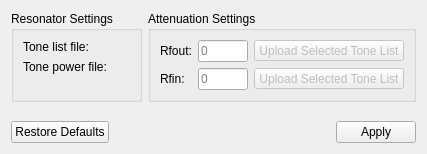
Qt form ui_resources/channel_settings.ui (Tyronitar/rfsoc-interface) before a commit.
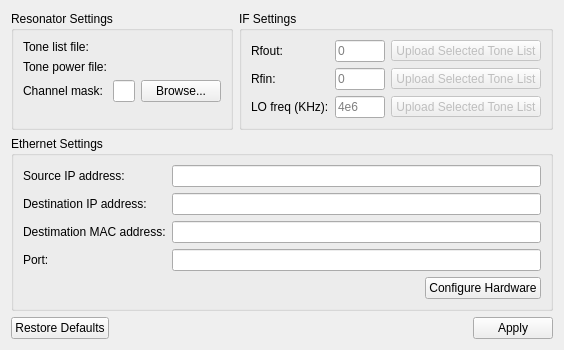
The same form after that commit. Icons and pictures are not drawn. Custom widgets are drawn as their Qt base class.

Commit message: Edit GUI for Dual Channel

```diff
--- a/ui_resources/channel_settings.ui
+++ b/ui_resources/channel_settings.ui
@@ -6,8 +6,8 @@
    <rect>
     <x>0</x>
     <y>0</y>
-    <width>407</width>
-    <height>154</height>
+    <width>530</width>
+    <height>346</height>
    </rect>
   </property>
   <property name="sizePolicy">
@@ -20,7 +20,7 @@
    <string>Form</string>
   </property>
   <layout class="QGridLayout" name="gridLayout">
-   <item row="4" column="0" colspan="2" alignment="Qt::AlignmentFlag::AlignBottom">
+   <item row="6" column="0" colspan="2" alignment="Qt::AlignmentFlag::AlignBottom">
     <widget class="QDialogButtonBox" name="buttonBox">
      <property name="standardButtons">
       <set>QDialogButtonBox::StandardButton::Apply|QDialogButtonBox::StandardButton::RestoreDefaults</set>
@@ -30,14 +30,66 @@
      </property>
     </widget>
    </item>
-   <item row="3" column="0" colspan="2" alignment="Qt::AlignmentFlag::AlignTop">
-    <widget class="Section" name="advanced_section" native="true">
-     <property name="sizePolicy">
-      <sizepolicy hsizetype="Preferred" vsizetype="Minimum">
-       <horstretch>0</horstretch>
-       <verstretch>0</verstretch>
-      </sizepolicy>
+   <item row="5" column="0" colspan="2">
+    <widget class="QGroupBox" name="ethernet_GroupBox">
+     <property name="title">
+      <string>Ethernet Settings</string>
      </property>
+     <layout class="QGridLayout" name="gridLayout_2">
+      <item row="0" column="0">
+       <widget class="QLabel" name="eth_source_label">
+        <property name="text">
+         <string>Source IP address:</string>
+        </property>
+       </widget>
+      </item>
+      <item row="0" column="1">
+       <widget class="QLineEdit" name="eth_source_lineEdit"/>
+      </item>
+      <item row="1" column="0">
+       <widget class="QLabel" name="eth_dest_label">
+        <property name="text">
+         <string>Destination IP address:</string>
+        </property>
+       </widget>
+      </item>
+      <item row="1" column="1">
+       <widget class="QLineEdit" name="eth_dest_lineEdit"/>
+      </item>
+      <item row="2" column="0">
+       <widget class="QLabel" name="eth_mac_label">
+        <property name="text">
+         <string>Destimation MAC address:</string>
+        </property>
+       </widget>
+      </item>
+      <item row="2" column="1">
+       <widget class="QLineEdit" name="eth_mac_lineEdit"/>
+      </item>
+      <item row="3" column="0">
+       <widget class="QLabel" name="eth_port_label">
+        <property name="text">
+         <string>Port:</string>
+        </property>
+       </widget>
+      </item>
+      <item row="3" column="1">
+       <widget class="QLineEdit" name="eth_port_lineEdit"/>
+      </item>
+      <item row="4" column="1" alignment="Qt::AlignmentFlag::AlignRight">
+       <widget class="QPushButton" name="eth_pushButton">
+        <property name="sizePolicy">
+         <sizepolicy hsizetype="Fixed" vsizetype="Fixed">
+          <horstretch>0</horstretch>
+          <verstretch>0</verstretch>
+         </sizepolicy>
+        </property>
+        <property name="text">
+         <string>Configure Hardware</string>
+        </property>
+       </widget>
+      </item>
+     </layout>
     </widget>
    </item>
    <item row="1" column="1">
@@ -49,7 +101,7 @@
       </sizepolicy>
      </property>
      <property name="title">
-      <string>Attenuation Settings</string>
+      <string>IF Settings</string>
      </property>
      <layout class="QFormLayout" name="formLayout_4">
       <item row="0" column="0">
@@ -179,6 +231,68 @@
         </item>
        </layout>
       </item>
+      <item row="2" column="0">
+       <widget class="QLabel" name="lo_freq_label">
+        <property name="sizePolicy">
+         <sizepolicy hsizetype="Minimum" vsizetype="Preferred">
+          <horstretch>0</horstretch>
+          <verstretch>0</verstretch>
+         </sizepolicy>
+        </property>
+        <property name="text">
+         <string>LO freq (KHz):</string>
+        </property>
+       </widget>
+      </item>
+      <item row="2" column="1">
+       <layout class="QHBoxLayout" name="horizontalLayout_4">
+        <item>
+         <widget class="ClickableLineEdit" name="lo_freq_lineEdit">
+          <property name="sizePolicy">
+           <sizepolicy hsizetype="Fixed" vsizetype="Fixed">
+            <horstretch>0</horstretch>
+            <verstretch>0</verstretch>
+           </sizepolicy>
+          </property>
+          <property name="maximumSize">
+           <size>
+            <width>50</width>
+            <height>16777215</height>
+           </size>
+          </property>
+          <property name="placeholderText">
+           <string>4e6</string>
+          </property>
+         </widget>
+        </item>
+        <item>
+         <widget class="QToolButton" name="lo_freq_uploadToolButton">
+          <property name="enabled">
+           <bool>false</bool>
+          </property>
+          <property name="sizePolicy">
+           <sizepolicy hsizetype="Fixed" vsizetype="Fixed">
+            <horstretch>0</horstretch>
+            <verstretch>0</verstretch>
+           </sizepolicy>
+          </property>
+          <property name="maximumSize">
+           <size>
+            <width>150</width>
+            <height>16777215</height>
+           </size>
+          </property>
+          <property name="text">
+           <string>Upload Selected Tone List</string>
+          </property>
+          <property name="icon">
+           <iconset resource="icons.qrc">
+            <normaloff>:/icons/upload.png</normaloff>:/icons/upload.png</iconset>
+          </property>
+         </widget>
+        </item>
+       </layout>
+      </item>
      </layout>
     </widget>
    </item>
@@ -243,6 +357,27 @@
         </property>
        </widget>
       </item>
+      <item row="2" column="0">
+       <widget class="QLabel" name="chanmask_label">
+        <property name="text">
+         <string>Channel mask:</string>
+        </property>
+       </widget>
+      </item>
+      <item row="2" column="1">
+       <layout class="QHBoxLayout" name="horizontalLayout">
+        <item>
+         <widget class="QLineEdit" name="chanmask_lineEdit"/>
+        </item>
+        <item>
+         <widget class="QPushButton" name="chanmask_pushButton">
+          <property name="text">
+           <string>Browse...</string>
+          </property>
+         </widget>
+        </item>
+       </layout>
+      </item>
      </layout>
     </widget>
    </item>
@@ -255,12 +390,6 @@
    <header>rfsocinterface.ui.file_upload</header>
    <container>1</container>
   </customwidget>
-  <customwidget>
-   <class>Section</class>
-   <extends>QWidget</extends>
-   <header>rfsocinterface.ui.section</header>
-   <container>1</container>
-  </customwidget>
   <customwidget>
    <class>ClickableLineEdit</class>
    <extends>QLineEdit</extends>
```
The commit also changes 11 other files.
